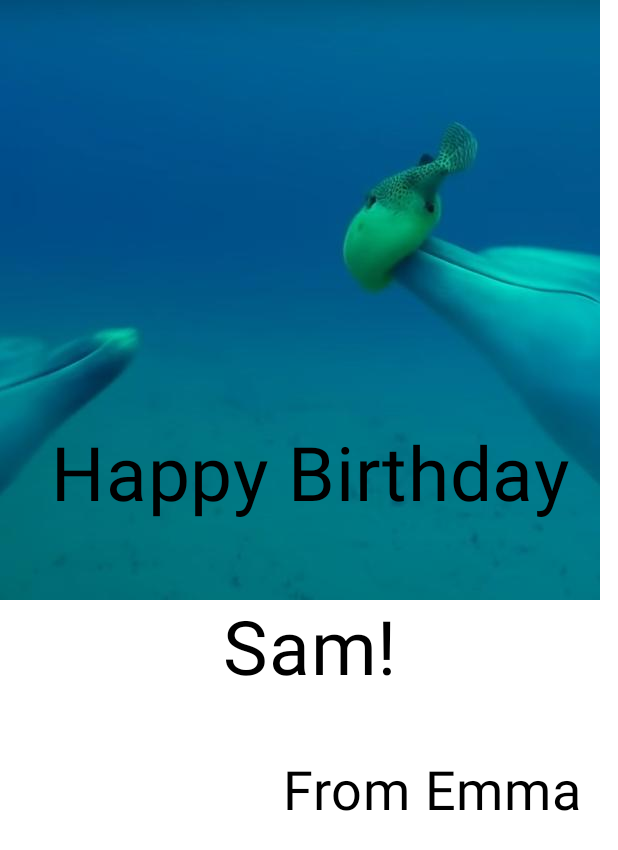
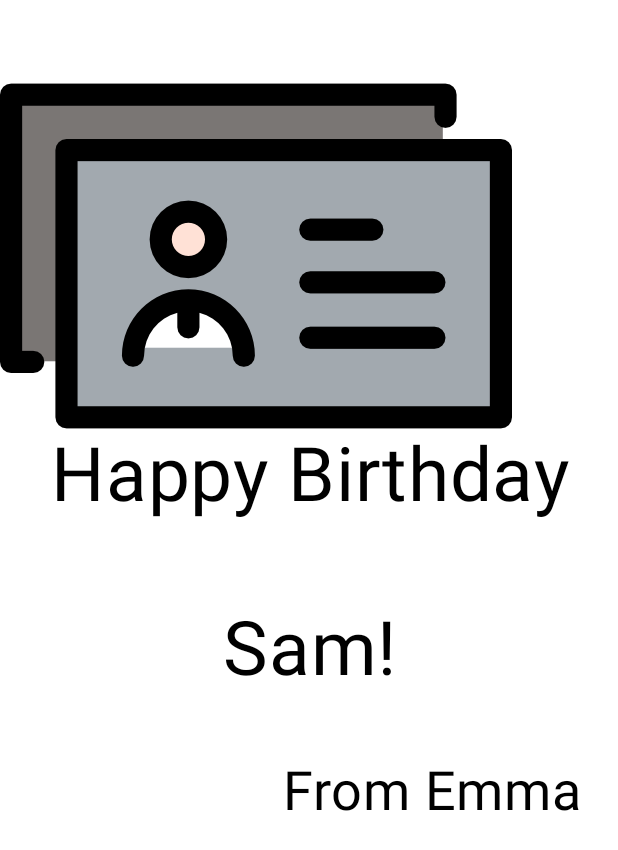
Before and after one commit to GonzaloR0315/TarjetaDePresentacionRodriguezRubio, an Android app built with Jetpack Compose: the @Preview function GreetingPreview, on a phone screen of 412 x 824 dp. Shown: the top 850 px of the screen. Run offline under Robolectric (Android 15) with nearby library versions, the phone set to English and light mode, and no system bars.

Commit message:
Subida 3

```diff
--- a/app/src/main/java/com/example/tarjetadepresentacionrodriguezrubio/MainActivity.kt
+++ b/app/src/main/java/com/example/tarjetadepresentacionrodriguezrubio/MainActivity.kt
@@ -17,6 +17,7 @@ import androidx.compose.ui.Alignment
 import androidx.compose.ui.Modifier
 import androidx.compose.ui.layout.ContentScale
 import androidx.compose.ui.res.painterResource
+import androidx.compose.ui.text.SpanStyle
 import androidx.compose.ui.text.style.TextAlign
 import androidx.compose.ui.text.style.TextDecoration
 import androidx.compose.ui.tooling.preview.Preview
@@ -45,15 +46,19 @@ class MainActivity : ComponentActivity() {
 }
 @Composable
 fun GreetingImage(message: String, from: String, modifier: Modifier = Modifier) {
-    val image = painterResource(R.drawable.delfines)
+    val image = painterResource(R.drawable.presentacion)
     //Step 3 create a box to overlap image and texts
-    Box {
+        Column(verticalArrangement = Arrangement.Top, modifier = Modifier) {
             Image(
                 painter = image,
                 contentDescription = null,
                 contentScale = ContentScale.FillBounds,
                 alpha = 1F,
+                modifier = Modifier
+                   // .align(alignment = Alignment.TopCenter)
             )
+        }
+        Column(verticalArrangement = Arrangement.Center, modifier = Modifier) {
             GreetingText(
                 message = message,
                 from = from,
@@ -72,7 +77,6 @@ fun GreetingText(message: String, from: String, modifier: Modifier) {
     ) {
         Text(
             text = message,
-            //textDecoration = ,
             fontSize = 50.sp,
             lineHeight = 116.sp,
             textAlign = TextAlign.Center,
--- a/app/src/main/res/values/strings.xml
+++ b/app/src/main/res/values/strings.xml
@@ -1,5 +1,6 @@
 <resources>
     <string name="app_name">TarjetaDePresentacionRodriguezRubio</string>
-    <string name="queHacen">¿Que hacer?</string>
-    <string name="estosDelfines">estos delfines</string>
+    <string name="nombre">Nombres</string>
+    <string name="daniel">Daniel Rodriguez</string>
+    <string name="gonzalo">Gonzalo Rubio</string>
 </resources>
```
Also changed, not shown: app/src/main/res/drawable-nodpi/delfines.jpg (deleted), app/src/main/res/drawable-nodpi/icononombre.png (added), app/src/main/res/drawable-nodpi/presentacion.png (added). Lines whose indentation alone changed are shown as unchanged.
